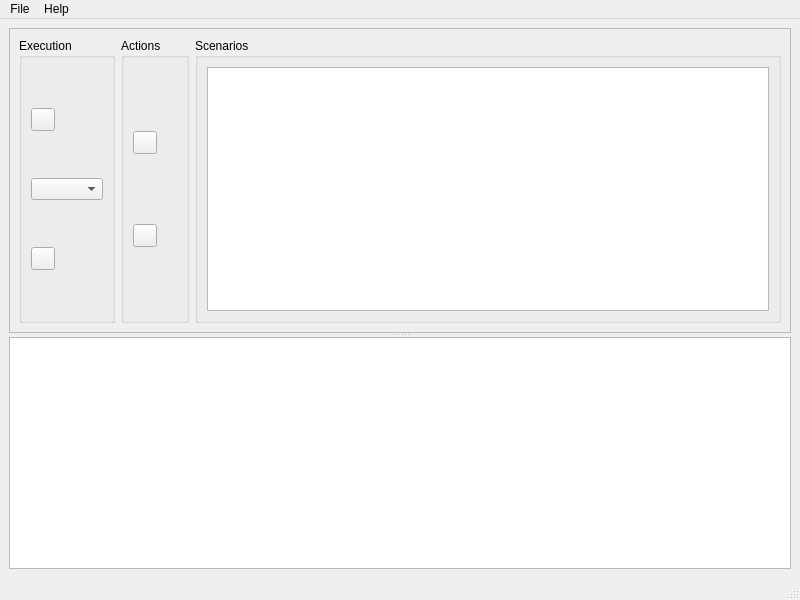
Old version of the form spinetoolbox/ui/mainwindowlite.ui in the repository spine-tools/Spine-Toolbox.
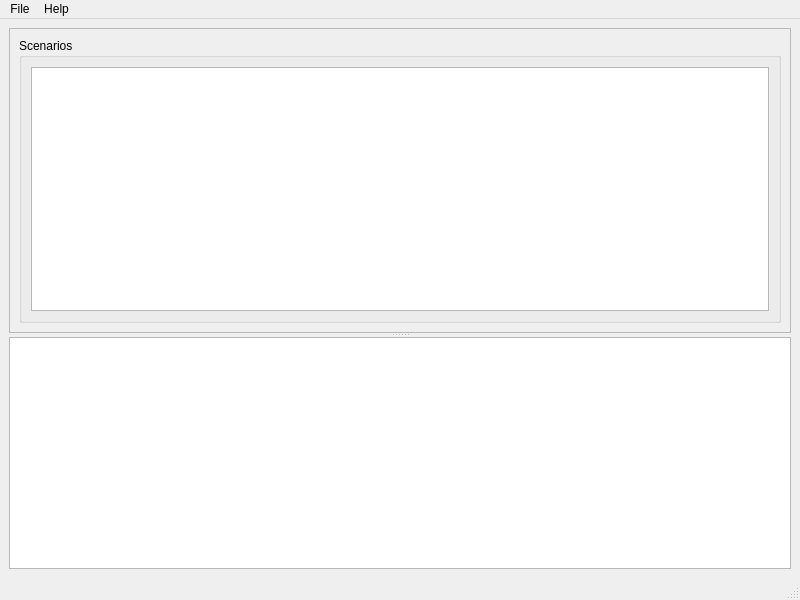
New version of the form. Icons and pictures are not drawn. Custom widgets are drawn as their Qt base class.

Commit message: New feature: Groups

Patch:
```diff
--- a/spinetoolbox/ui/mainwindowlite.ui
+++ b/spinetoolbox/ui/mainwindowlite.ui
@@ -53,58 +53,9 @@
          </rect>
         </property>
         <layout class="QHBoxLayout" name="horizontalLayout">
-         <item>
-          <widget class="QGroupBox" name="groupBox_2">
-           <property name="title">
-            <string>Execution</string>
-           </property>
-           <layout class="QVBoxLayout" name="verticalLayout_4">
-            <item>
-             <widget class="QToolButton" name="toolButton_execute_group">
-              <property name="toolButtonStyle">
-               <enum>Qt::ToolButtonStyle::ToolButtonTextBesideIcon</enum>
-              </property>
-             </widget>
-            </item>
-            <item>
-             <widget class="QComboBox" name="comboBox_groups"/>
-            </item>
-            <item>
-             <widget class="QToolButton" name="toolButton_stop">
-              <property name="toolButtonStyle">
-               <enum>Qt::ToolButtonStyle::ToolButtonTextBesideIcon</enum>
-              </property>
-             </widget>
-            </item>
-           </layout>
-          </widget>
-         </item>
          <item>
           <widget class="QGroupBox" name="groupBox">
            <property name="title">
-            <string>Actions</string>
-           </property>
-           <layout class="QVBoxLayout" name="verticalLayout">
-            <item>
-             <widget class="QToolButton" name="toolButton_show_event_log">
-              <property name="toolButtonStyle">
-               <enum>Qt::ToolButtonStyle::ToolButtonTextBesideIcon</enum>
-              </property>
-             </widget>
-            </item>
-            <item>
-             <widget class="QToolButton" name="toolButton_to_expert_mode">
-              <property name="toolButtonStyle">
-               <enum>Qt::ToolButtonStyle::ToolButtonTextBesideIcon</enum>
-              </property>
-             </widget>
-            </item>
-           </layout>
-          </widget>
-         </item>
-         <item>
-          <widget class="QGroupBox" name="groupBox_3">
-           <property name="title">
             <string>Scenarios</string>
            </property>
            <layout class="QVBoxLayout" name="verticalLayout_5">
```
Left out of the diff: 7 changed lines with no effect on the pictures. The commit also changes 24 other files.
